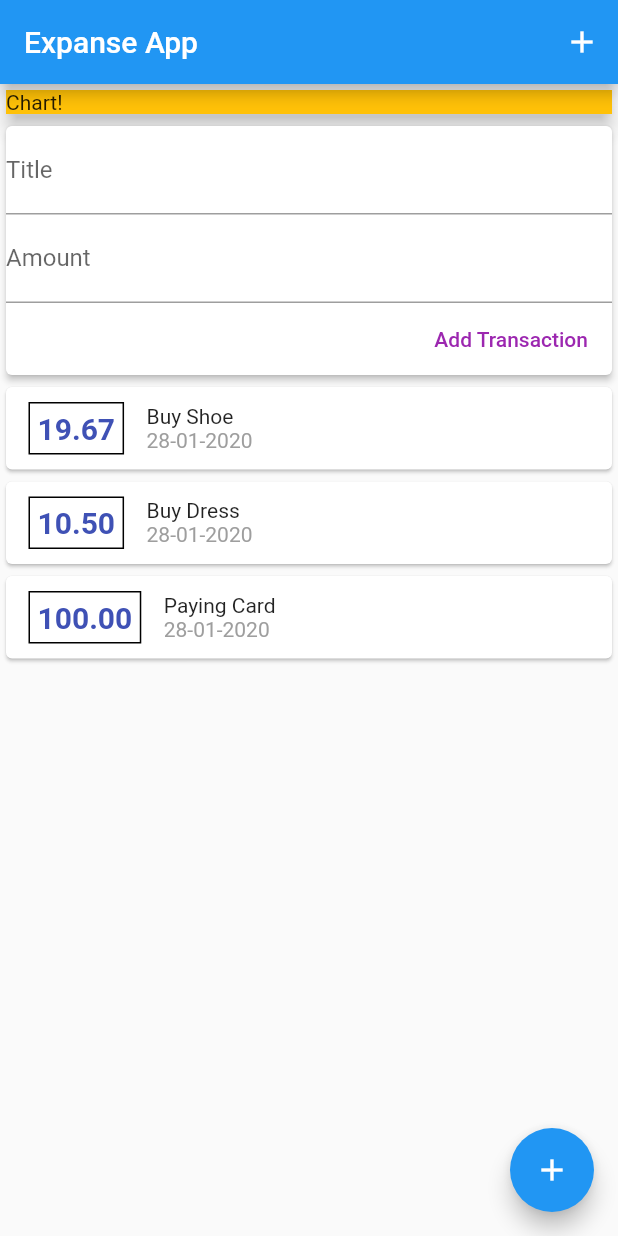
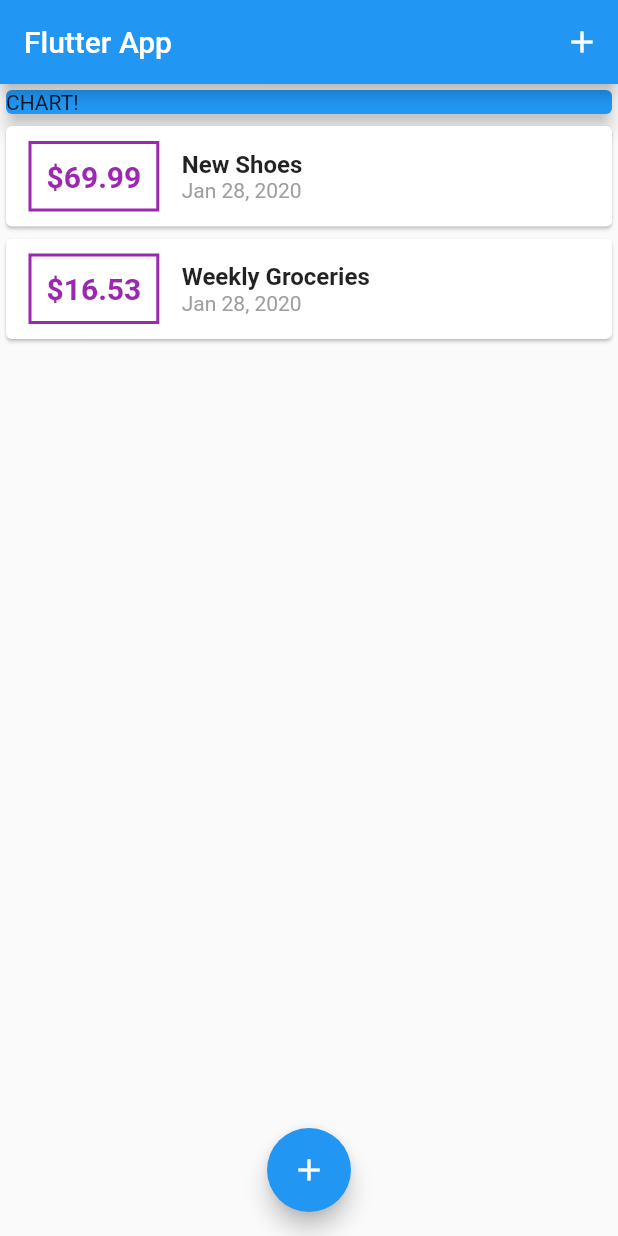
Before and after one commit to damardanan/expense_app, a Flutter app: the screen it shows after launch, on a phone screen of 412 x 824 dp. Run offline on Flutter 3.47's test engine with Material 2 defaults, Android fonts, the phone set to English and light mode, and no system bars.

```diff
--- a/lib/main.dart
+++ b/lib/main.dart
@@ -1,59 +1,103 @@
-import './widgets/user_transactions.dart';
 import 'package:flutter/material.dart';
+
+import './widgets/new_transaction.dart';
+import './widgets/transaction_list.dart';
+import './models/transaction.dart';
 
 void main() => runApp(MyApp());
 
-class MyApp extends StatefulWidget {
-  @override
-  _MyAppState createState() => _MyAppState();
-}
-
-class _MyAppState extends State<MyApp> {
+class MyApp extends StatelessWidget {
   @override
   Widget build(BuildContext context) {
     return MaterialApp(
-      title: 'FLutter App',
-      home: HomePage(),
+      title: 'Flutter App',
+      home: MyHomePage(),
     );
   }
 }
 
-class HomePage extends StatelessWidget {
-  final titleControler = TextEditingController();
-  final amountControler = TextEditingController();
+class MyHomePage extends StatefulWidget {
+  // String titleInput;
+  // String amountInput;
+  @override
+  _MyHomePageState createState() => _MyHomePageState();
+}
+
+class _MyHomePageState extends State<MyHomePage> {
+  final List<Transaction> _userTransactions = [
+    Transaction(
+      id: 't1',
+      title: 'New Shoes',
+      amount: 69.99,
+      date: DateTime.now(),
+    ),
+    Transaction(
+      id: 't2',
+      title: 'Weekly Groceries',
+      amount: 16.53,
+      date: DateTime.now(),
+    ),
+  ];
+
+  void _addNewTransaction(String txTitle, double txAmount) {
+    final newTx = Transaction(
+      title: txTitle,
+      amount: txAmount,
+      date: DateTime.now(),
+      id: DateTime.now().toString(),
+    );
+
+    setState(() {
+      _userTransactions.add(newTx);
+    });
+  }
+
+  void _startAddNewTransaction(BuildContext ctx) {
+    showModalBottomSheet(
+      context: ctx,
+      builder: (_) {
+        return GestureDetector(
+          onTap: () {},
+          child: NewTransaction(_addNewTransaction),
+          behavior: HitTestBehavior.opaque,
+        );
+      },
+    );
+  }
 
   @override
   Widget build(BuildContext context) {
     return Scaffold(
       appBar: AppBar(
-        title: Text("Expanse App"),
+        title: Text('Flutter App'),
         actions: <Widget>[
           IconButton(
             icon: Icon(Icons.add),
-            onPressed: () {},
-          )
+            onPressed: () => _startAddNewTransaction(context),
+          ),
         ],
       ),
       body: SingleChildScrollView(
-        //scollview
         child: Column(
+          // mainAxisAlignment: MainAxisAlignment.start,
+          crossAxisAlignment: CrossAxisAlignment.stretch,
           children: <Widget>[
-            Card(
-              elevation: 5,
-              child: Container(
-                color: Colors.amber,
-                width: double.infinity,
-                child: Text("Chart!"),
+            Container(
+              width: double.infinity,
+              child: Card(
+                color: Colors.blue,
+                child: Text('CHART!'),
+                elevation: 5,
               ),
             ),
-            UserTransactions()
+            TransactionList(_userTransactions),
           ],
         ),
       ),
-      floatingActionButtonLocation: FloatingActionButtonLocation.endFloat,
+      floatingActionButtonLocation: FloatingActionButtonLocation.centerFloat,
       floatingActionButton: FloatingActionButton(
         child: Icon(Icons.add),
-        onPressed: () {},
+        onPressed: () => _startAddNewTransaction(context),
       ),
     );
   }
--- a/lib/models/transaction.dart
+++ b/lib/models/transaction.dart
@@ -1,8 +1,15 @@
+import 'package:flutter/foundation.dart';
+
 class Transaction {
-  String id;
-  String title;
-  double amount;
-  DateTime date;
+  final String id;
+  final String title;
+  final double amount;
+  final DateTime date;
 
-  Transaction({this.id, this.title, this.amount, this.date});
+  Transaction({
+    @required this.id,
+    @required this.title,
+    @required this.amount,
+    @required this.date,
+  });
 }
--- /dev/null
+++ b/lib/widgets/new_transaction.dart
@@ -0,0 +1,58 @@
+import 'package:flutter/material.dart';
+
+class NewTransaction extends StatelessWidget {
+  final Function addTx;
+  final titleController = TextEditingController();
+  final amountController = TextEditingController();
+
+  NewTransaction(this.addTx);
+
+  void submitData() {
+    final enteredTitle = titleController.text;
+    final enteredAmount = double.parse(amountController.text);
+
+    if (enteredTitle.isEmpty || enteredAmount <= 0) {
+      return;
+    }
+
+    addTx(
+      enteredTitle,
+      enteredAmount,
+    );
+  }
+
+  @override
+  Widget build(BuildContext context) {
+    return Card(
+      elevation: 5,
+      child: Container(
+        padding: EdgeInsets.all(10),
+        child: Column(
+          crossAxisAlignment: CrossAxisAlignment.end,
+          children: <Widget>[
+            TextField(
+              decoration: InputDecoration(labelText: 'Title'),
+              controller: titleController,
+              onSubmitted: (_) => submitData(),
+              // onChanged: (val) {
+              //   titleInput = val;
+              // },
+            ),
+            TextField(
+              decoration: InputDecoration(labelText: 'Amount'),
+              controller: amountController,
+              keyboardType: TextInputType.number,
+              onSubmitted: (_) => submitData(),
+              // onChanged: (val) => amountInput = val,
+            ),
+            FlatButton(
+              child: Text('Add Transaction'),
+              textColor: Colors.purple,
+              onPressed: submitData,
+            ),
+          ],
+        ),
+      ),
+    );
+  }
+}
--- a/lib/widgets/new_transactions.dart
+++ /dev/null
@@ -1,54 +0,0 @@
-import 'package:flutter/material.dart';
-
-class NewTransaction extends StatelessWidget {
-  final Function addNewTransaction;
-
-  final titleControler = TextEditingController();
-  final amountControler = TextEditingController();
-
-  NewTransaction(this.addNewTransaction);
-
-  void submitData() {
-    final enteredTitle = titleControler.text;
-    final enteredAmount = double.parse(amountControler.text);
-
-    if (enteredTitle.isEmpty || enteredAmount <= 0) {
-      return;
-    }
-
-    addNewTransaction(enteredTitle, enteredAmount);
-  }
-
-  @override
-  Widget build(BuildContext context) {
-    return Card(
-      elevation: 2,
-      child: Column(
-        crossAxisAlignment: CrossAxisAlignment.end,
-        children: <Widget>[
-          TextField(
-            decoration: InputDecoration(labelText: "Title"),
-            controller: titleControler,
-            onSubmitted: (_) => submitData, //dumping data
-          ),
-          TextField(
-            decoration: InputDecoration(labelText: "Amount"),
-            controller: amountControler,
-            keyboardType:
-                TextInputType.numberWithOptions(decimal: true, signed: false),
-            onSubmitted: (_) => submitData, //dumping data
-          ),
-          FlatButton(
-            child: Text(
-              "Add Transaction",
-              // style: TextStyle(color: Colors.purple), alternative
-            ),
-            textColor: Colors.purple,
-            onPressed: submitData,
-          )
-        ],
-      ),
-    );
-    ;
-  }
-}
--- a/lib/widgets/transactions_list.dart
+++ b/lib/widgets/transaction_list.dart
@@ -1,5 +1,6 @@
 import 'package:flutter/material.dart';
 import 'package:intl/intl.dart';
+
 import '../models/transaction.dart';
 
 class TransactionList extends StatelessWidget {
@@ -10,7 +11,7 @@ class TransactionList extends StatelessWidget {
   @override
   Widget build(BuildContext context) {
     return Container(
-      height: 400,
+      height: 300,
       child: ListView.builder(
         itemBuilder: (ctx, index) {
           return Card(
@@ -23,17 +24,17 @@ class TransactionList extends StatelessWidget {
                   ),
                   decoration: BoxDecoration(
                     border: Border.all(
-                      color: Colors.black,
-                      width: 1,
+                      color: Colors.purple,
+                      width: 2,
                     ),
                   ),
-                  padding: EdgeInsets.all(5),
+                  padding: EdgeInsets.all(10),
                   child: Text(
-                    transactions[index].amount.toStringAsFixed(2),
+                    '\$${transactions[index].amount.toStringAsFixed(2)}',
                     style: TextStyle(
                       fontWeight: FontWeight.bold,
                       fontSize: 20,
-                      color: Colors.indigo,
+                      color: Colors.purple,
                     ),
                   ),
                 ),
@@ -42,13 +43,19 @@ class TransactionList extends StatelessWidget {
                   children: <Widget>[
                     Text(
                       transactions[index].title,
+                      style: TextStyle(
+                        fontSize: 16,
+                        fontWeight: FontWeight.bold,
+                      ),
                     ),
                     Text(
-                      DateFormat("dd-MM-yyyy").format(transactions[index].date),
-                      style: TextStyle(color: Colors.grey),
+                      DateFormat.yMMMd().format(transactions[index].date),
+                      style: TextStyle(
+                        color: Colors.grey,
+                      ),
                     ),
                   ],
-                )
+                ),
               ],
             ),
           );
--- a/lib/widgets/user_transactions.dart
+++ /dev/null
@@ -1,55 +0,0 @@
-import "package:flutter/material.dart";
-import './transactions_list.dart';
-import './new_transactions.dart';
-import '../models/transaction.dart';
-
-class UserTransactions extends StatefulWidget {
-  @override
-  _UserTransactionsState createState() => _UserTransactionsState();
-}
-
-class _UserTransactionsState extends State<UserTransactions> {
-  final List<Transaction> _userTransaction = [
-    Transaction(
-      id: "t1",
-      title: "Buy Shoe",
-      amount: 19.67,
-      date: DateTime.now(),
-    ),
-    Transaction(
-      id: "t1",
-      title: "Buy Dress",
-      amount: 10.5,
-      date: DateTime.now(),
-    ),
-    Transaction(
-      id: "t1",
-      title: "Paying Card",
-      amount: 100,
-      date: DateTime.now(),
-    ),
-  ];
-
-  void _addNewTransaction(String txTitle, double txAmount) {
-    final newTx = Transaction(
-      title: txTitle,
-      amount: txAmount,
-      date: DateTime.now(),
-      id: DateTime.now().toString(),
-    );
-
-    setState(() {
-      _userTransaction.add(newTx);
-    });
-  }
-
-  @override
-  Widget build(BuildContext context) {
-    return Column(
-      children: <Widget>[
-        NewTransaction(_addNewTransaction),
-        TransactionList(_userTransaction),
-      ],
-    );
-  }
-}
```
Also changed, not shown: pubspec.yaml (+9 -3 lines).
